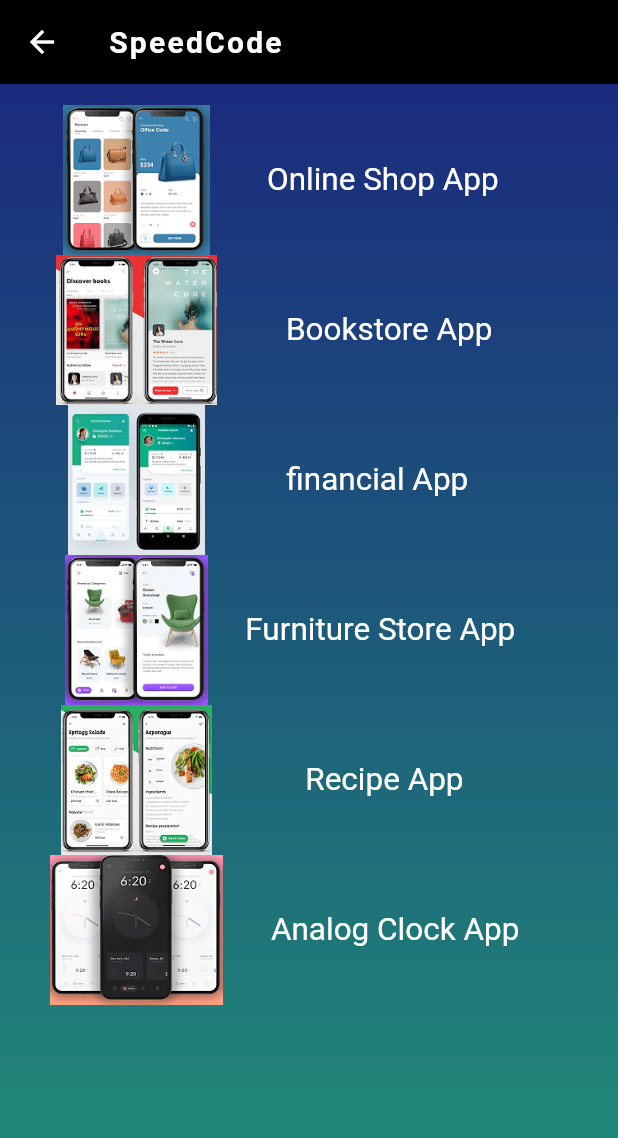
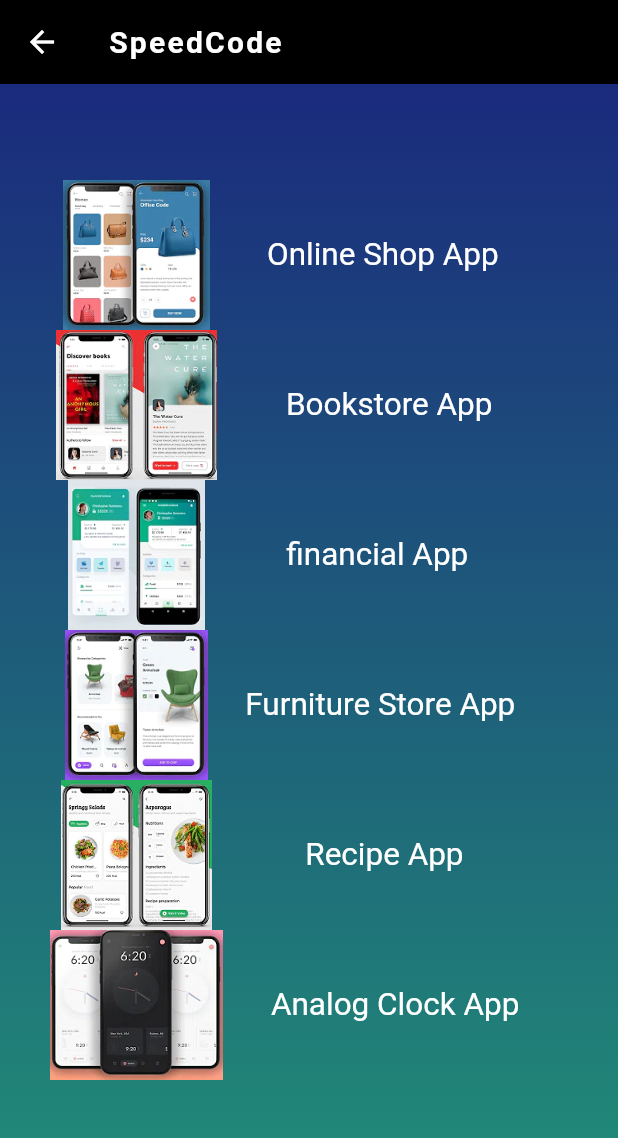
Before and after one commit to mhyungdoo/flutter_stardapp, a Flutter app: the SpeedPage screen opened directly, on a phone screen of 412 x 824 dp. Shown: the top 1138 px of the screen. Run offline on Flutter 3.47's test engine with Material 2 defaults, Android fonts, the phone set to English and light mode, and no system bars; our stand-ins replace flutter_linkify; missing offline and left inert: linkable.

Commit message:
스타디앱 20210201

```diff
--- a/lib/screen/speed_page.dart
+++ b/lib/screen/speed_page.dart
@@ -34,7 +34,7 @@ class _SpeedPageState extends State<SpeedPage> {
               //    Color(0xff1A237E),
             ])),
         child: Padding(
-          padding: EdgeInsets.only(top: 50.0),
+          padding: EdgeInsets.only(top: 100.0),
           child: ListView(
             padding: const EdgeInsets.all(20.0),
             children: <Widget>[
```
Also changed, not shown: lib/screen/lecture_page.dart (+15 -7 lines).
